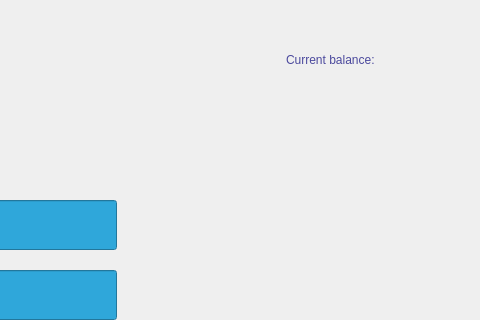
Old version of the form view/transfer.ui in the repository rawsashimi1604/1009_BankingSystem; both pictures show x 474 to 954 and y 0 to 320 of the 954 by 507 pixel window.
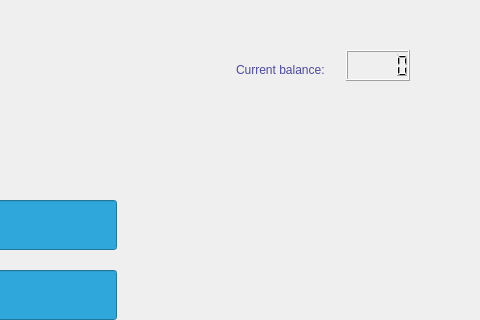
New version of the form.

Commit message: updated display of current balance for ui

```diff
--- a/view/transfer.ui
+++ b/view/transfer.ui
@@ -173,9 +173,9 @@
     <widget class="QLabel" name="label_2">
      <property name="geometry">
       <rect>
-       <x>750</x>
-       <y>40</y>
-       <width>121</width>
+       <x>700</x>
+       <y>50</y>
+       <width>91</width>
        <height>20</height>
       </rect>
      </property>
@@ -187,6 +187,16 @@
       <string>Current balance:</string>
      </property>
     </widget>
+    <widget class="QLCDNumber" name="balance">
+     <property name="geometry">
+      <rect>
+       <x>810</x>
+       <y>40</y>
+       <width>64</width>
+       <height>31</height>
+      </rect>
+     </property>
+    </widget>
    </widget>
   </widget>
  </widget>
```
Left out of the diff: 33 changed lines with no effect on the pictures. The commit also changes 15 other files.
